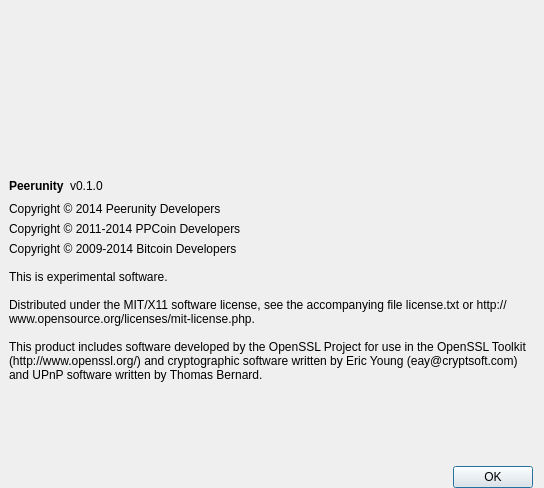
Peerunity/Peerunity, file src/qt/forms/aboutdialog.ui: the form before one commit.
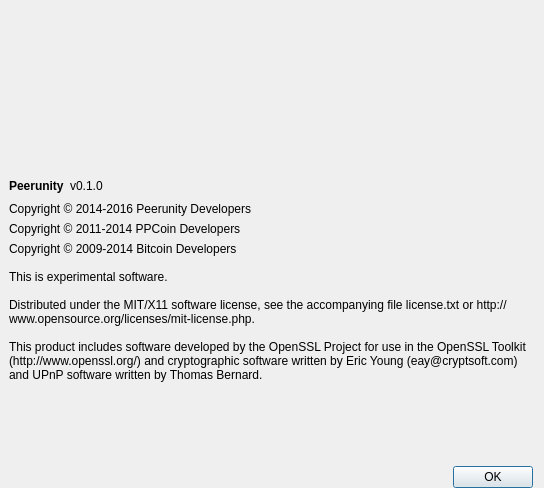
The form after the commit. Icons and pictures are not drawn.

Commit message: Update of copyright year to 2016

Diff of the .ui file:
```diff
--- a/src/qt/forms/aboutdialog.ui
+++ b/src/qt/forms/aboutdialog.ui
@@ -110,7 +110,7 @@
      <item>
       <widget class="QLabel" name="label_4">
        <property name="text">
-        <string>Copyright © 2014 Peerunity Developers</string>
+        <string>Copyright © 2014-2016 Peerunity Developers</string>
        </property>
       </widget>
      </item>
```
The commit also changes 51 other files.
